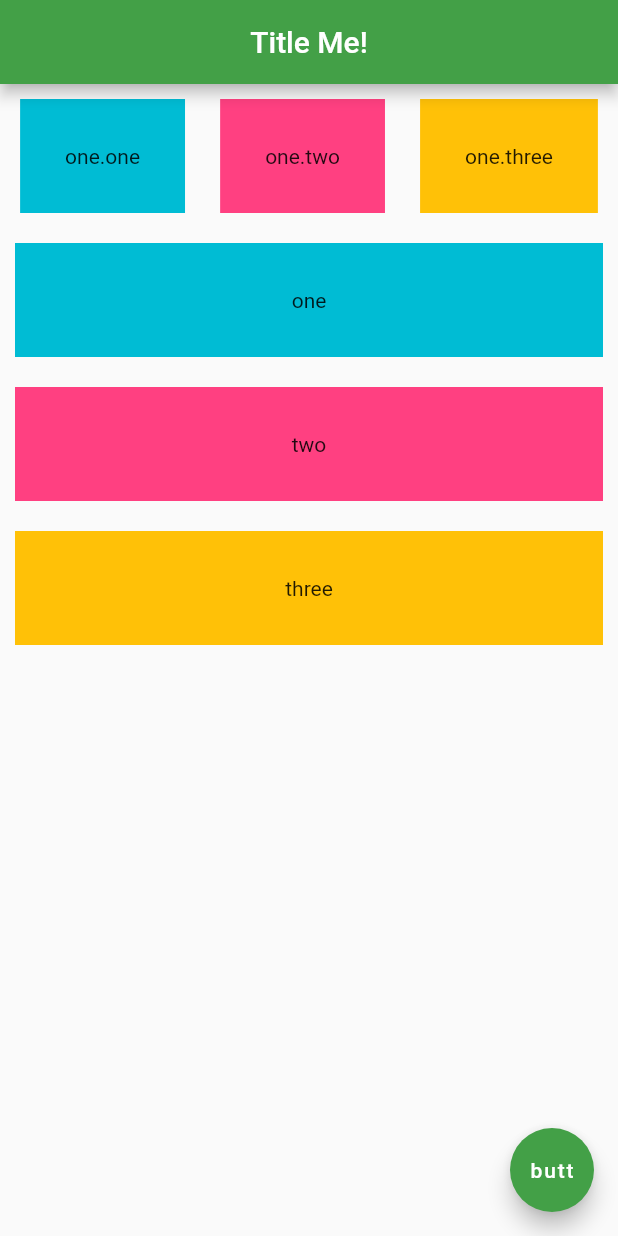
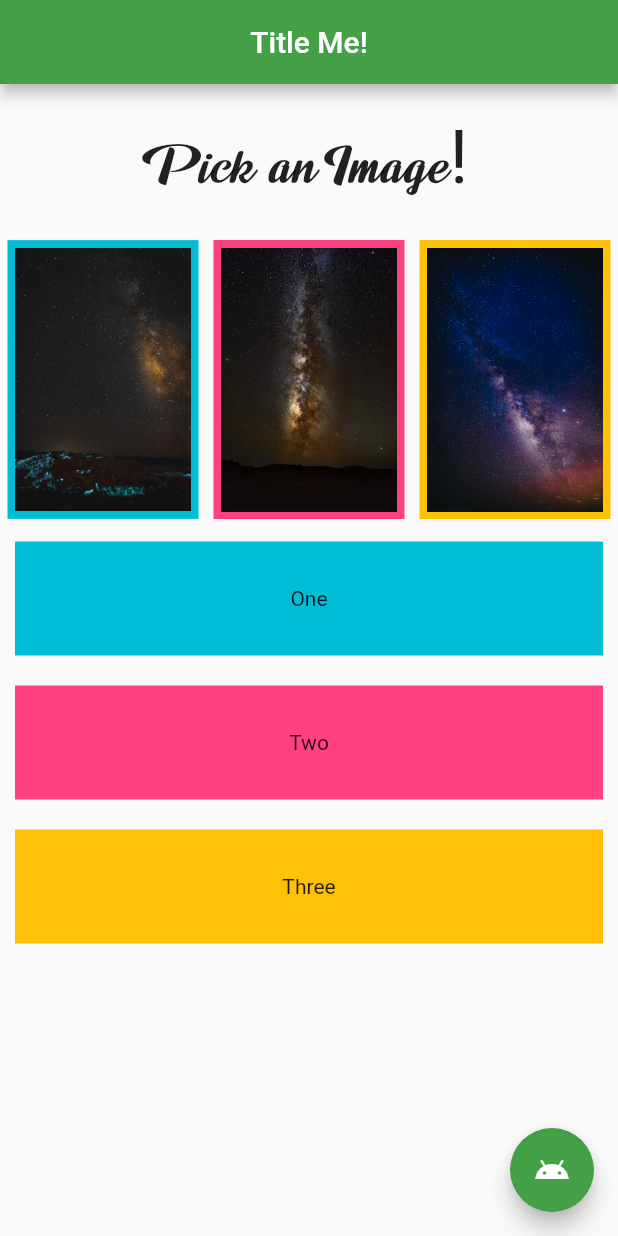
Before and after one commit to prad26/flutter_tutorial, a Flutter app: the screen it shows after launch, on a phone screen of 412 x 824 dp. Run offline on Flutter 3.47's test engine with Material 2 defaults, Android fonts, the phone set to English and light mode, and no system bars.

Commit message:
Expanded Widgets

```diff
--- a/lib/main.dart
+++ b/lib/main.dart
@@ -19,26 +19,46 @@ class Home extends StatelessWidget {
         mainAxisAlignment: MainAxisAlignment.start,
         crossAxisAlignment: CrossAxisAlignment.stretch,
         children: <Widget>[
+          Container(
+            padding: EdgeInsets.all(20),
+            child: Text(
+              'Pick an Image!',
+              textAlign: TextAlign.center,
+              style: TextStyle(
+                fontSize: 50,
+                fontFamily: 'LemonJelly',
+              ),
+            ),
+          ),
           Row(
             mainAxisAlignment: MainAxisAlignment.spaceEvenly,
             children: [
-              Container(
-                color: Colors.cyan,
-                padding: EdgeInsets.all(30),
-                margin: EdgeInsets.all(10),
-                child: Text('one.one'),
+              Expanded(
+                flex: 1,
+                child: Container(
+                    color: Colors.cyan,
+                    padding: EdgeInsets.all(5),
+                    margin: EdgeInsets.all(5),
+                    child: Image.asset('assets/space1.jpg')
+                )
               ),
-              Container(
-                color: Colors.pinkAccent,
-                padding: EdgeInsets.all(30),
-                margin: EdgeInsets.all(10),
-                child: Text('one.two'),
+              Expanded(
+                flex: 1,
+                child: Container(
+                    color: Colors.pinkAccent,
+                    padding: EdgeInsets.all(5),
+                    margin: EdgeInsets.all(5),
+                    child: Image.asset('assets/space2.jpg')
+                )
               ),
-              Container(
-                color: Colors.amber,
-                padding: EdgeInsets.all(30),
-                margin: EdgeInsets.all(10),
-                child: Text('one.three'),
+              Expanded(
+                flex: 1,
+                child: Container(
+                    color: Colors.amber,
+                    padding: EdgeInsets.all(5),
+                    margin: EdgeInsets.all(5),
+                    child: Image.asset('assets/space3.jpg')
+                )
               ),
             ],
           ),
@@ -47,7 +67,7 @@ class Home extends StatelessWidget {
             padding: EdgeInsets.all(30),
             margin: EdgeInsets.all(10),
             child: Text(
-                'one',
+                'One',
                 textAlign: TextAlign.center,
                 ),
           ),
@@ -56,7 +76,7 @@ class Home extends StatelessWidget {
             padding: EdgeInsets.all(30),
             margin: EdgeInsets.all(10),
             child: Text(
-                'two',
+                'Two',
                 textAlign: TextAlign.center,
             ),
           ),
@@ -65,7 +85,7 @@ class Home extends StatelessWidget {
             padding: EdgeInsets.all(30),
             margin: EdgeInsets.all(10),
             child: Text(
-                'three',
+                'Three',
                 textAlign: TextAlign.center,
             ),
           ),
@@ -73,7 +93,7 @@ class Home extends StatelessWidget {
       ),
       floatingActionButton: FloatingActionButton(
         onPressed: () {},
-        child: Text('butt'),
+        child: Icon(Icons.android),
         backgroundColor: Colors.green[600],
       ),
     );
```
